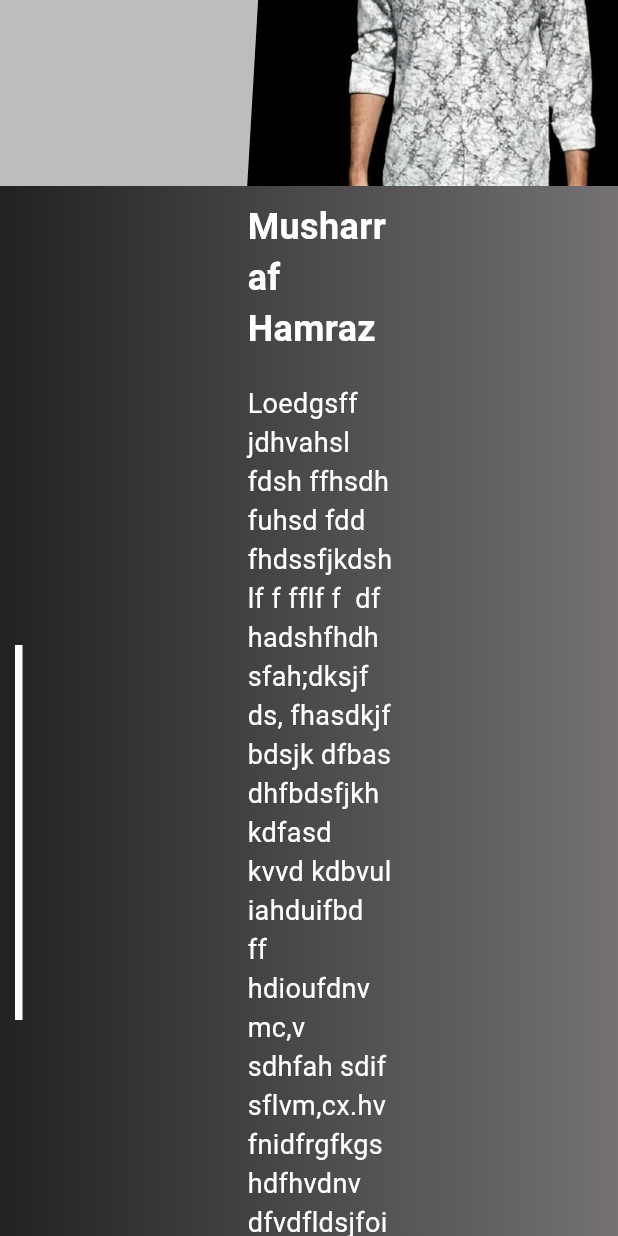
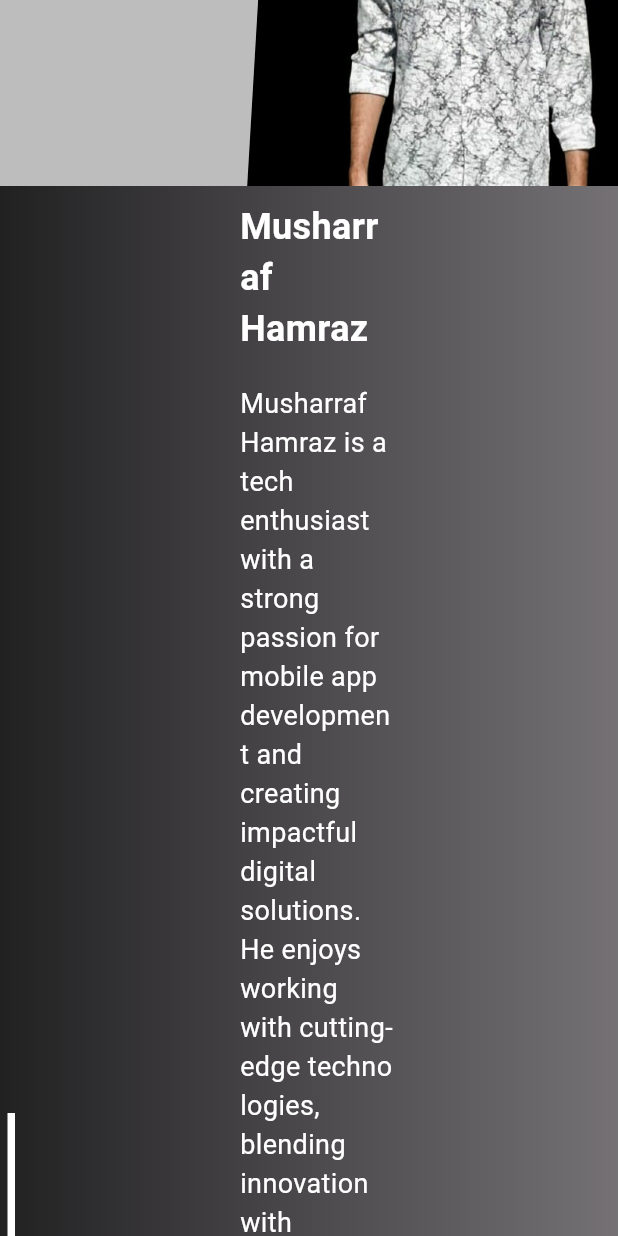
Before and after one commit to musharrafhamraz/Flutter-Web-My-Portfolio, a Flutter app: the screen it shows after launch, scrolled down 576 dp, on a phone screen of 412 x 824 dp. Run offline on Flutter 3.47's test engine with Material 3 defaults, Android fonts, the phone set to English and light mode, and no system bars.

Commit message:
little adjustments

```diff
--- a/lib/main.dart
+++ b/lib/main.dart
@@ -1,6 +1,8 @@
 import 'package:flutter/material.dart';
 import 'package:flutter_web_plugins/url_strategy.dart';
 import 'package:my_portfolio/sections/about_me_section.dart';
+import 'package:my_portfolio/sections/contact_section.dart';
+import 'package:my_portfolio/sections/footer.dart';
 import 'package:my_portfolio/sections/header_section.dart';
 import 'package:my_portfolio/sections/portfolio_section.dart';
 import 'package:my_portfolio/sections/projects_section.dart';
@@ -45,9 +47,8 @@ class HomePage extends StatelessWidget {
             AboutMeSection(),
             PortfolioSection(),
             TabBarSection(),
-            SizedBox(
-              height: 100,
-            )
+            ContactSection(),
+            FooterSection(),
           ],
         ),
       ),
--- a/lib/sections/read_more_section.dart
+++ b/lib/sections/read_more_section.dart
@@ -6,7 +6,7 @@ class ReadMoreSection extends StatelessWidget {
   @override
   Widget build(BuildContext context) {
     return Container(
-      padding: const EdgeInsets.only(left: 10, bottom: 10, top: 10),
+      padding: const EdgeInsets.only(left: 5, bottom: 10, top: 10),
       decoration: const BoxDecoration(
           gradient: LinearGradient(colors: [Colors.black87, Colors.black54])),
       child: Row(
@@ -33,7 +33,7 @@ class ReadMoreSection extends StatelessWidget {
                 ),
                 const SizedBox(height: 20),
                 const Text(
-                  'Loedgsff jdhvahsl  fdsh ffhsdhfuhsd fdd fhdssfjkdshlf f fflf f  dfhadshfhdhsfah;dksjf ds, fhasdkjfbdsjk dfbasdhfbdsfjkhkdfasd kvvd kdbvuliahduifbd  ff hdioufdnv mc,v sdhfah sdifsflvm,cx.hv fnidfrgfkgshdfhvdnv  dfvdfldsjfoiudv ddv uib yrfiahifouerfhdsk rfij',
+                  'Musharraf Hamraz is a tech enthusiast with a strong passion for mobile app development and creating impactful digital solutions. He enjoys working with cutting-edge technologies, blending innovation with practical applications. From building interactive user experiences to exploring AI and data-driven insights, Musharraf constantly seeks to grow and contribute to the tech world. His commitment to learning and creativity drives him to turn ideas into meaningful solutions.',
                   style: TextStyle(
                       fontSize: 18.0,
                       fontWeight: FontWeight.w400,
```
